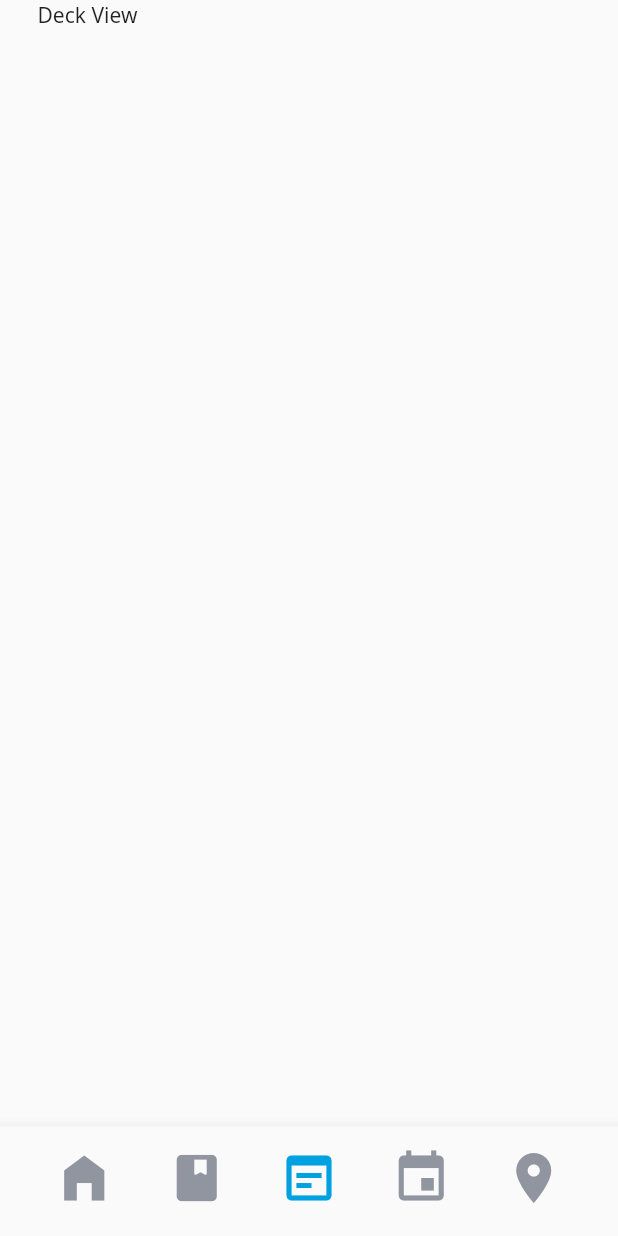
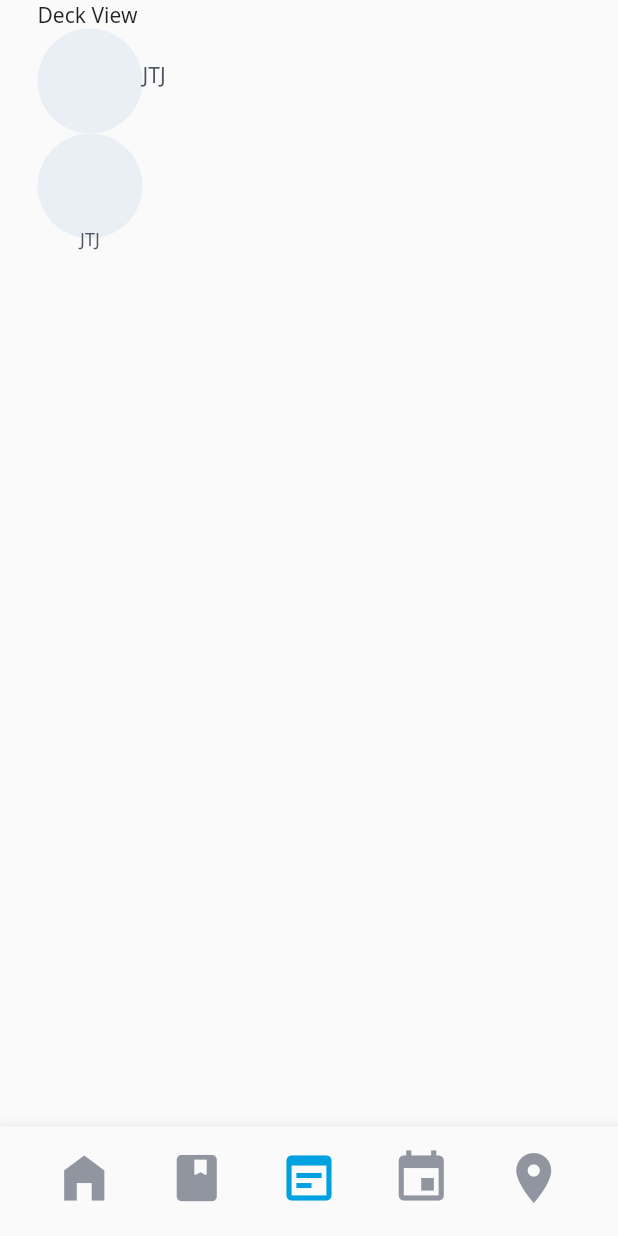
Before and after one commit to padong4284/padong-app, a Flutter app: the RouteView screen opened by its route, item 3 of the bottom bar chosen, on a phone screen of 412 x 824 dp. Run offline on Flutter 3.47's test engine with Material 2 defaults, Android fonts, the phone set to English and light mode, and no system bars.

Commit message:
feat: User profile button (#91)
* refactor: Relocate bottom_navigation_bar.dart

* feat: Add LeftRightPaddingContainer which gives padding at left and right

* feat: Add padding to each icon in bottom navigation bar

* feat: change BottomNavigationBar to stateful widget

* feat: Add views which have bottom navigation bar

* refactor: Hoist selectedIndex state to main view

* feat: Implement routing function in buttom navigation bar

* misc: Remove useless codes

* feat: Compose user profile button

```diff
--- a/lib/ui/shared/types.dart
+++ b/lib/ui/shared/types.dart
@@ -11,6 +11,11 @@ enum ButtonSize {
   SMALL,
 }
 
+enum UsernamePosition {
+  BOTTOM,
+  RIGHT_CENTER
+}
+
 enum InputType {
   ROUNDED,
   PLANE,
--- a/lib/ui/views/deck/deck_view.dart
+++ b/lib/ui/views/deck/deck_view.dart
@@ -1,11 +1,17 @@
 import 'package:flutter/material.dart';
+import 'package:padong/ui/shared/types.dart';
 import 'package:padong/ui/widgets/safe_padding_template.dart';
+import 'package:padong/ui/widgets/buttons/user_profile_button.dart';
 
 class DeckView extends StatelessWidget {
   @override
   Widget build(BuildContext context) {
     return SafePaddingTemplate(
-      children: [Text('Deck View')],
+      children: [
+        Text('Deck View'),
+        UserProfileButton(username: 'JTJ', position: UsernamePosition.RIGHT_CENTER),
+        UserProfileButton(username: 'JTJ', position: UsernamePosition.BOTTOM)
+      ],
     );
   }
 }
--- a/lib/ui/views/main/main_view.dart
+++ b/lib/ui/views/main/main_view.dart
@@ -49,7 +49,6 @@ class MainView extends StatelessWidget {
       ],
     );
   }
-
   AppBar _buildTopBar() {
     return AppBar(
       brightness: Brightness.light,
--- a/lib/ui/views/main/p_main_view.dart
+++ b/lib/ui/views/main/p_main_view.dart
@@ -2,7 +2,6 @@ import 'package:flutter/material.dart';
 import 'main_view.dart';
 
 class PMainView extends StatelessWidget {
-
   Widget build(BuildContext context) {
     return MainView(isPMain: true);
   }
--- /dev/null
+++ b/lib/ui/widgets/buttons/user_profile_button.dart
@@ -0,0 +1,67 @@
+import 'package:flutter/material.dart';
+import 'package:padong/ui/shared/types.dart';
+import 'package:padong/ui/theme/app_theme.dart';
+
+class UserProfileButton extends StatelessWidget {
+  final String username;
+  final UsernamePosition position;
+  final Color textColor;
+  final Function callback;
+
+  UserProfileButton({this.username, this.position, Color color, this.callback})
+      : this.textColor = color ?? AppTheme.colors.support;
+
+  @override
+  Widget build(BuildContext context) {
+    if (position == UsernamePosition.BOTTOM) {
+      return _buildBottomUsername();
+    } else if (position == UsernamePosition.RIGHT_CENTER) {
+      return _buildRightCenterUsername();
+    }
+    return _buildUserIconButton();
+  }
+
+  Widget _buildUserIconButton() {
+    return InkWell(
+      onTap: this.callback,
+      child: CircleAvatar(
+        radius: 35,
+        // TODO: use fire storage get emblem
+        // backgroundImage: NetworkImage(_profileImageURL)
+        // https://here4you.tistory.com/235
+        backgroundColor: AppTheme.colors.lightSupport,
+      )
+    );
+  }
+
+  Widget _buildBottomUsername() {
+    return Column(
+        children: [
+        _buildUserIconButton(),
+          _buildText(AppTheme.fontSizes.small)
+    ],
+    );
+  }
+
+  Widget _buildRightCenterUsername() {
+    return Row(
+      children: [
+        _buildUserIconButton(),
+        Container(
+            alignment: Alignment.center,
+            child: _buildText(AppTheme.fontSizes.regular)
+        )
+      ],
+    );
+  }
+
+  Text _buildText(double fontSize) {
+    return Text(
+        this.username,
+        style: TextStyle(
+          fontSize: fontSize,
+          color: this.textColor,
+          height: 0.5,
+        ));
+  }
+}
```
